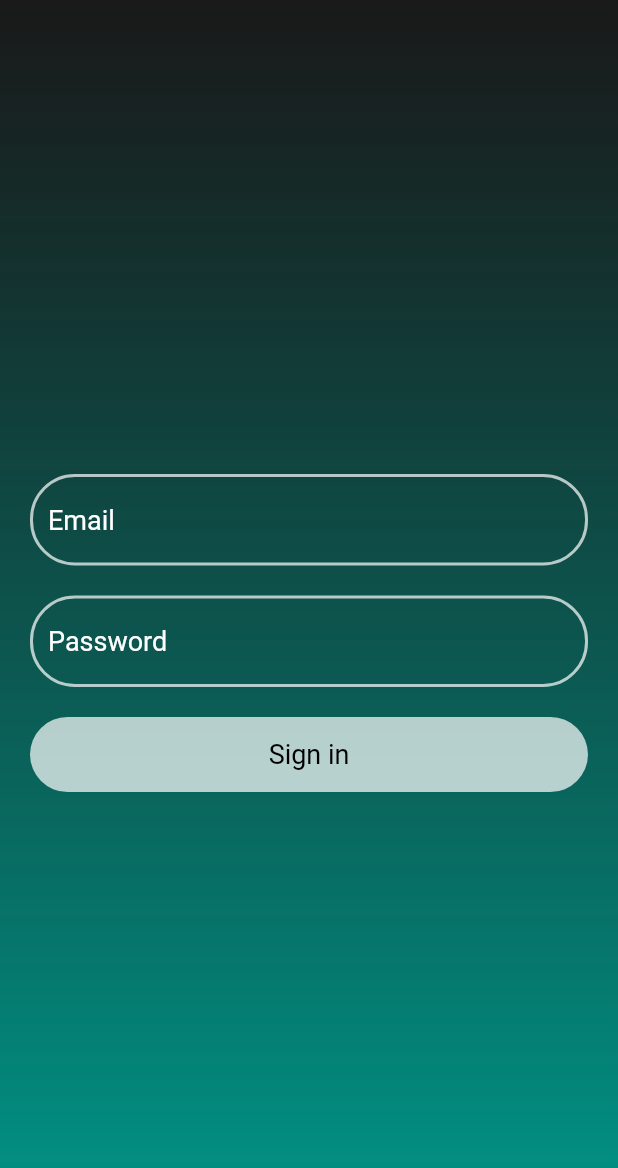
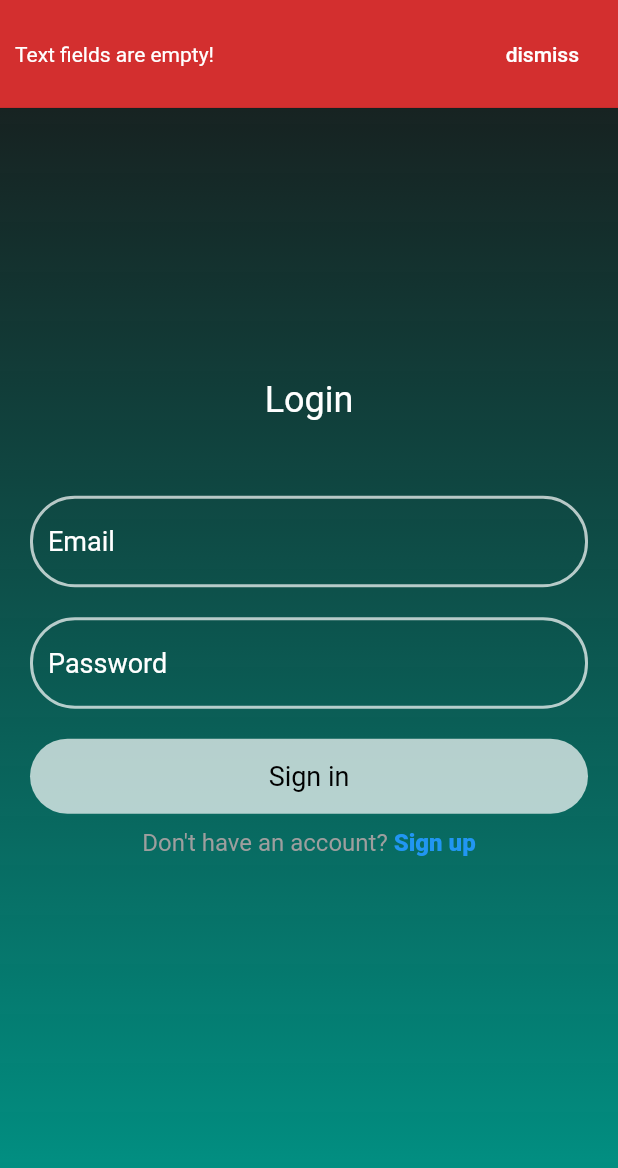
Before and after one commit to Pavel-Marachev/Traveler, a Flutter app: the screen it shows after launch, after a tap on "Sign in", on a phone screen of 412 x 824 dp. Shown: the top 1168 px of the screen. Run offline on Flutter 3.47's test engine with Material 2 defaults, Android fonts, the phone set to English and light mode, and no system bars; our stand-ins replace firebase_auth, firebase_core, flutter_bloc, flutter_svg; missing offline and left inert: yandex_mapkit; accounts and stored records are empty; network calls fail.

Commit message:
Registration

```diff
--- /dev/null
+++ b/lib/business_logic/blocs/authorization_bloc/authorization_bloc.dart
@@ -0,0 +1,52 @@
+import 'package:flutter/material.dart';
+import 'package:flutter_bloc/flutter_bloc.dart';
+import 'package:firebase_auth/firebase_auth.dart';
+
+import '../../../main.dart';
+
+part 'package:traveler/business_logic/blocs/authorization_bloc/authorization_event.dart';
+part 'package:traveler/business_logic/blocs/authorization_bloc/authorization_state.dart';
+
+class AuthorizationBloc extends Bloc<AuthorizationEvent, AuthorizationState> {
+  AuthorizationBloc() : super(AuthorizationState()) {
+    on<AuthorizationConfirmed>(authorization);
+    //on<LoginMethodChanged>((event, emit) => emit(state.copyWith(isRegistration: )));
+  }
+
+  final FirebaseAuth _auth = FirebaseAuth.instance;
+  String error = '';
+
+  Future<void> authorization(
+      AuthorizationConfirmed event, Emitter<AuthorizationState> emit) async {
+    try {
+      if (event.isRegistration) {
+        if (event.passwordController.text ==
+            event.passwordConfirmationController.text) {
+          await _auth.createUserWithEmailAndPassword(
+              email: event.emailController.text,
+              password: event.passwordController.text);
+          Navigator.of(event.context).pushReplacement(
+              MaterialPageRoute(builder: (context) => const MyApp()));
+        } else {
+          error = 'Passwords do not match';
+        }
+      } else {
+        await _auth.signInWithEmailAndPassword(
+            email: event.emailController.text,
+            password: event.passwordController.text);
+        Navigator.of(event.context).pushReplacement(
+            MaterialPageRoute(builder: (context) => const MyApp()));
+      }
+    } on FirebaseAuthException catch (e) {
+      if (e.code == 'user-not-found') {
+        error = 'No user found for that email';
+      } else if (e.code == 'wrong-password') {
+        error = 'Wrong password provided';
+      } else if (e.code == 'invalid-email') {
+        error = 'Invalid email entered';
+      } else if (e.code == 'weak-password') {
+        error = 'Password should be at least 6 characters';
+      }
+    }
+  }
+}
--- /dev/null
+++ b/lib/business_logic/blocs/authorization_bloc/authorization_event.dart
@@ -0,0 +1,26 @@
+part of 'package:traveler/business_logic/blocs/authorization_bloc/authorization_bloc.dart';
+
+abstract class AuthorizationEvent {}
+
+class LoginMethodChanged extends AuthorizationEvent {
+  bool isRegistration;
+
+  LoginMethodChanged(this.isRegistration) : super();
+}
+
+class AuthorizationConfirmed extends AuthorizationEvent {
+  bool isRegistration;
+  TextEditingController emailController = TextEditingController();
+  TextEditingController passwordController = TextEditingController();
+  TextEditingController passwordConfirmationController =
+      TextEditingController();
+  BuildContext context;
+
+  AuthorizationConfirmed({
+    required this.isRegistration,
+    required this.emailController,
+    required this.passwordController,
+    required this.passwordConfirmationController,
+    required this.context,
+  }) : super();
+}
--- /dev/null
+++ b/lib/business_logic/blocs/authorization_bloc/authorization_state.dart
@@ -0,0 +1,17 @@
+part of 'package:traveler/business_logic/blocs/authorization_bloc/authorization_bloc.dart';
+
+class AuthorizationState {
+  bool? isRegistration;
+
+  AuthorizationState({
+    this.isRegistration,
+  });
+
+  AuthorizationState copyWith({
+    bool? isRegistration,
+  }) {
+    return AuthorizationState(
+      isRegistration: isRegistration ?? this.isRegistration,
+    );
+  }
+}
--- a/lib/presentation/pages/authorization_page.dart
+++ b/lib/presentation/pages/authorization_page.dart
@@ -1,7 +1,11 @@
+import 'package:flutter/gestures.dart';
 import 'package:flutter/material.dart';
+import 'package:traveler/business_logic/blocs/authorization_bloc/authorization_bloc.dart';
 import 'package:traveler/main.dart';
 import 'package:traveler/presentation/theme/constants.dart';
 import 'package:firebase_auth/firebase_auth.dart';
+import 'package:flutter_bloc/flutter_bloc.dart';
+import 'package:traveler/presentation/widgets/authorization_text_field.dart';
 
 class AuthorizationPage extends StatefulWidget {
   const AuthorizationPage({Key? key}) : super(key: key);
@@ -11,20 +15,25 @@ class AuthorizationPage extends StatefulWidget {
 }
 
 class _AuthorizationPageState extends State<AuthorizationPage> {
-  final FirebaseAuth _auth = FirebaseAuth.instance;
   TextEditingController emailController = TextEditingController();
   TextEditingController passwordController = TextEditingController();
+  TextEditingController passwordConfirmationController =
+      TextEditingController();
 
   GlobalKey<FormState> formKey = GlobalKey<FormState>();
+  bool isRegistration = false;
   String error = '';
 
   @override
   Widget build(BuildContext context) {
-    return GestureDetector(
+    return BlocProvider(
+      create: (_) => AuthorizationBloc(),
+      child: GestureDetector(
         onTap: FocusScope.of(context).unfocus,
         child: Scaffold(
           backgroundColor: Colors.transparent,
-        body: Container(
+          body: Stack(children: [
+            Container(
               decoration: BoxDecoration(
                 gradient: LinearGradient(
                   begin: const Alignment(0.5, 1),
@@ -46,10 +55,116 @@ class _AuthorizationPageState extends State<AuthorizationPage> {
                           autovalidateMode: AutovalidateMode.onUserInteraction,
                           child: ConstrainedBox(
                             constraints: const BoxConstraints(maxWidth: 400),
-                        child: Column(
-                          mainAxisAlignment: MainAxisAlignment.center,
+                            child: BlocBuilder<AuthorizationBloc,
+                                    AuthorizationState>(
+                                builder: (BuildContext context, state) {
+                              return Column(
                                 children: [
-                            Visibility(
+                                  Text(
+                                    isRegistration ? 'Registration' : 'Login',
+                                    style:
+                                        kTextStyleTitle.copyWith(fontSize: 24),
+                                  ),
+                                  const SizedBox(height: 50),
+                                  AuthorizationTextField(
+                                    hintText: 'Email',
+                                    controller: emailController,
+                                    obscureText: false,
+                                  ),
+                                  const SizedBox(height: 20),
+                                  AuthorizationTextField(
+                                    hintText: 'Password',
+                                    controller: passwordController,
+                                    obscureText: true,
+                                  ),
+                                  if (isRegistration)
+                                    const SizedBox(height: 20),
+                                  if (isRegistration)
+                                    AuthorizationTextField(
+                                      hintText: 'Repeat your password',
+                                      controller:
+                                          passwordConfirmationController,
+                                      obscureText: true,
+                                    ),
+                                  const SizedBox(height: 20),
+                                  GestureDetector(
+                                    onTap: () {
+                                      FocusScope.of(context).unfocus();
+                                      if (emailController.text.isEmpty &&
+                                          passwordController.text.isEmpty) {
+                                        error = 'Text fields are empty!';
+                                      }
+                                      context.read<AuthorizationBloc>().add(
+                                            AuthorizationConfirmed(
+                                              context: context,
+                                              isRegistration: isRegistration,
+                                              emailController: emailController,
+                                              passwordController:
+                                                  passwordController,
+                                              passwordConfirmationController:
+                                                  passwordConfirmationController,
+                                            ),
+                                          );
+                                    },
+                                    child: Container(
+                                      width: double.infinity,
+                                      height: 50,
+                                      decoration: BoxDecoration(
+                                        color: kWidgetColor.withOpacity(0.7),
+                                        borderRadius: BorderRadius.circular(30),
+                                      ),
+                                      child: Center(
+                                        child: Text(
+                                          isRegistration
+                                              ? 'Sign up'
+                                              : 'Sign in',
+                                          style: kTextStyleTitle.copyWith(
+                                              color: kBackgroundWidgetColor),
+                                        ),
+                                      ),
+                                    ),
+                                  ),
+                                  const SizedBox(height: 10),
+                                  RichText(
+                                    text: TextSpan(
+                                      children: [
+                                        TextSpan(
+                                          style: kTextStyleFootnote,
+                                          text: isRegistration
+                                              ? 'Do you have an account? '
+                                              : 'Don\'t have an account? ',
+                                        ),
+                                        TextSpan(
+                                          style: kTextStyleFootnote.copyWith(
+                                              color: Colors.blue,
+                                              fontWeight: FontWeight.w900),
+                                          text: isRegistration
+                                              ? 'Sign in'
+                                              : 'Sign up',
+                                          recognizer: TapGestureRecognizer()
+                                            ..onTap = () {
+                                              context
+                                                  .read<AuthorizationBloc>()
+                                                  .add(LoginMethodChanged(
+                                                      !isRegistration));
+                                            },
+                                        ),
+                                      ],
+                                    ),
+                                  ),
+                                ],
+                              );
+                            }),
+                          ),
+                        ),
+                      ),
+                    ),
+                  ),
+                ),
+              ),
+            ),
+            SafeArea(
+              child: Visibility(
                 visible: error.isNotEmpty,
                 child: MaterialBanner(
                   backgroundColor: Theme.of(context).errorColor,
@@ -67,138 +182,12 @@ class _AuthorizationPageState extends State<AuthorizationPage> {
                       ),
                     )
                   ],
-                                contentTextStyle:
-                                    const TextStyle(color: kWidgetColor),
+                  contentTextStyle: const TextStyle(color: kWidgetColor),
                   padding: const EdgeInsets.all(10),
                 ),
               ),
-                            const SizedBox(height: 20),
-                            Column(
-                              children: [
-                                TextFormField(
-                                  style: kTextStyleTitle,
-                                  cursorColor: kWidgetColor,
-                                  controller: emailController,
-                                  decoration: InputDecoration(
-                                    hintText: 'Email',
-                                    hintStyle: kTextStyleTitle,
-                                    focusedErrorBorder: OutlineInputBorder(
-                                      borderRadius: BorderRadius.circular(30),
-                                      borderSide: const BorderSide(
-                                          color: kErrorColor, width: 2.0),
             ),
-                                    errorBorder: OutlineInputBorder(
-                                      borderRadius: BorderRadius.circular(30),
-                                      borderSide: BorderSide(
-                                          color: kErrorColor.withOpacity(0.7),
-                                          width: 2.0),
-                                    ),
-                                    enabledBorder: OutlineInputBorder(
-                                      borderRadius: BorderRadius.circular(30),
-                                      borderSide: BorderSide(
-                                          color: kWidgetColor.withOpacity(0.7),
-                                          width: 2.0),
-                                    ),
-                                    focusedBorder: OutlineInputBorder(
-                                      borderRadius: BorderRadius.circular(30),
-                                      borderSide: const BorderSide(
-                                        width: 2,
-                                        color: kWidgetColor,
-                                      ),
-                                    ),
-                                    border: const OutlineInputBorder(),
-                                  ),
-                                  validator: (value) =>
-                                      value != null && value.isNotEmpty
-                                          ? null
-                                          : 'Required',
-                                ),
-                                const SizedBox(height: 20),
-                                TextFormField(
-                                  style: kTextStyleTitle,
-                                  cursorColor: kWidgetColor,
-                                  controller: passwordController,
-                                  obscureText: true,
-                                  decoration: InputDecoration(
-                                    hintText: 'Password',
-                                    hintStyle: kTextStyleTitle,
-                                    focusedErrorBorder: OutlineInputBorder(
-                                      borderRadius: BorderRadius.circular(30),
-                                      borderSide: const BorderSide(
-                                          color: kErrorColor, width: 2.0),
-                                    ),
-                                    errorBorder: OutlineInputBorder(
-                                      borderRadius: BorderRadius.circular(30),
-                                      borderSide: BorderSide(
-                                          color: kErrorColor.withOpacity(0.7),
-                                          width: 2.0),
-                                    ),
-                                    enabledBorder: OutlineInputBorder(
-                                      borderRadius: BorderRadius.circular(30),
-                                      borderSide: BorderSide(
-                                          color: kWidgetColor.withOpacity(0.7),
-                                          width: 2.0),
-                                    ),
-                                    focusedBorder: OutlineInputBorder(
-                                      borderRadius: BorderRadius.circular(30),
-                                      borderSide: const BorderSide(
-                                        width: 2,
-                                        color: kWidgetColor,
-                                      ),
-                                    ),
-                                    border: const OutlineInputBorder(),
-                                  ),
-                                  validator: (value) =>
-                                      value != null && value.isNotEmpty
-                                          ? null
-                                          : 'Required',
-                                ),
-                                const SizedBox(height: 20),
-                                GestureDetector(
-                                  onTap: () async {
-                                    try {
-                                      await _auth.signInWithEmailAndPassword(
-                                          email: emailController.text,
-                                          password: passwordController.text);
-                                      Navigator.of(context).pushReplacement(
-                                          MaterialPageRoute(
-                                              builder: (context) =>
-                                                  const MyApp()));
-                                    } on FirebaseAuthException catch (e) {
-                                      if (e.code == 'user-not-found') {
-                                        print('No user found for that email.');
-                                      } else if (e.code == 'wrong-password') {
-                                        print('Wrong password provided.');
-                                      }
-                                    }
-                                  },
-                                  child: Container(
-                                    width: double.infinity,
-                                    height: 50,
-                                    decoration: BoxDecoration(
-                                      color: kWidgetColor.withOpacity(0.7),
-                                      borderRadius: BorderRadius.circular(30),
-                                    ),
-                                    child: Center(
-                                      child: Text(
-                                        'Sign in',
-                                        style: kTextStyleTitle.copyWith(
-                                            color: kBackgroundWidgetColor),
-                                      ),
-                                    ),
-                                  ),
-                                )
-                              ],
-                            ),
-                          ],
-                        ),
-                      ),
-                    ),
-                  ),
-                ),
-              ),
-            ),
-          ),
+          ]),
         ),
       ),
     );
--- a/lib/presentation/pages/home_page.dart
+++ b/lib/presentation/pages/home_page.dart
@@ -1,6 +1,8 @@
 import 'package:flutter/material.dart';
+import 'package:traveler/presentation/pages/authorization_page.dart';
 import 'package:traveler/presentation/theme/constants.dart';
 import 'package:traveler/presentation/widgets/tile_with_number_of_travel.dart';
+import 'package:flutter_svg/svg.dart';
 
 class HomePage extends StatelessWidget {
   const HomePage({Key? key}) : super(key: key);
@@ -41,8 +43,27 @@ class HomePage extends StatelessWidget {
               child: Center(
                 child: Column(
                   children: [
-                    const SizedBox(height: 10),
-                    const Text("Traveler", style: kTextStyleTitle),
+                    const SizedBox(height: 20),
+                    Row(
+                      mainAxisAlignment: MainAxisAlignment.spaceBetween,
+                      children: [
+                        GestureDetector(
+                          onTap: () => Navigator.of(context).pushReplacement(
+                              MaterialPageRoute(
+                                  builder: (context) =>
+                                      const AuthorizationPage())),
+                          child: SvgPicture.asset(
+                            "assets/images/logout_icon.svg",
+                            color: kWidgetColor,
+                          ),
+                        ),
+                        const Text("Traveler", style: kTextStyleTitle),
+                        SvgPicture.asset(
+                          "assets/images/logout_icon.svg",
+                          color: Colors.transparent,
+                        ),
+                      ],
+                    ),
                     const SizedBox(height: 20),
                     Expanded(
                       child: Container(
@@ -52,8 +73,7 @@ class HomePage extends StatelessWidget {
                         ),
                         child: Center(
                           child: Padding(
-                            padding:
-                                const EdgeInsets.symmetric(horizontal: 30),
+                            padding: const EdgeInsets.symmetric(horizontal: 30),
                             child: RichText(
                               text: TextSpan(
                                 style: kTextStyleTitle,
--- a/lib/presentation/theme/constants.dart
+++ b/lib/presentation/theme/constants.dart
@@ -9,3 +9,8 @@ const TextStyle kTextStyleTitle = TextStyle(
   fontSize: 18,
   color: Color(0xFFFFFFFF),
 );
+
+const TextStyle kTextStyleFootnote = TextStyle(
+  fontSize: 16,
+  color: Colors.grey,
+);
--- /dev/null
+++ b/lib/presentation/widgets/authorization_text_field.dart
@@ -0,0 +1,53 @@
+import 'package:flutter/material.dart';
+import 'package:traveler/presentation/theme/constants.dart';
+
+class AuthorizationTextField extends StatelessWidget {
+  final TextEditingController controller;
+  final String hintText;
+  final bool obscureText;
+
+  const AuthorizationTextField({
+    Key? key,
+    required this.controller,
+    required this.hintText,
+    required this.obscureText,
+  }) : super(key: key);
+
+  @override
+  Widget build(BuildContext context) {
+    return TextFormField(
+      style: kTextStyleTitle,
+      cursorColor: kWidgetColor,
+      controller: controller,
+      obscureText: obscureText,
+      decoration: InputDecoration(
+        hintText: hintText,
+        hintStyle: kTextStyleTitle,
+        focusedErrorBorder: OutlineInputBorder(
+          borderRadius: BorderRadius.circular(30),
+          borderSide: const BorderSide(color: kErrorColor, width: 2.0),
+        ),
+        errorBorder: OutlineInputBorder(
+          borderRadius: BorderRadius.circular(30),
+          borderSide:
+              BorderSide(color: kErrorColor.withOpacity(0.7), width: 2.0),
+        ),
+        enabledBorder: OutlineInputBorder(
+          borderRadius: BorderRadius.circular(30),
+          borderSide:
+              BorderSide(color: kWidgetColor.withOpacity(0.7), width: 2.0),
+        ),
+        focusedBorder: OutlineInputBorder(
+          borderRadius: BorderRadius.circular(30),
+          borderSide: const BorderSide(
+            width: 2,
+            color: kWidgetColor,
+          ),
+        ),
+        border: const OutlineInputBorder(),
+      ),
+      validator: (value) =>
+          value != null && value.isNotEmpty ? null : 'Required',
+    );
+  }
+}
```
Also changed, not shown: assets/images/logout_icon.svg (added). Lines whose indentation alone changed are shown as unchanged.
